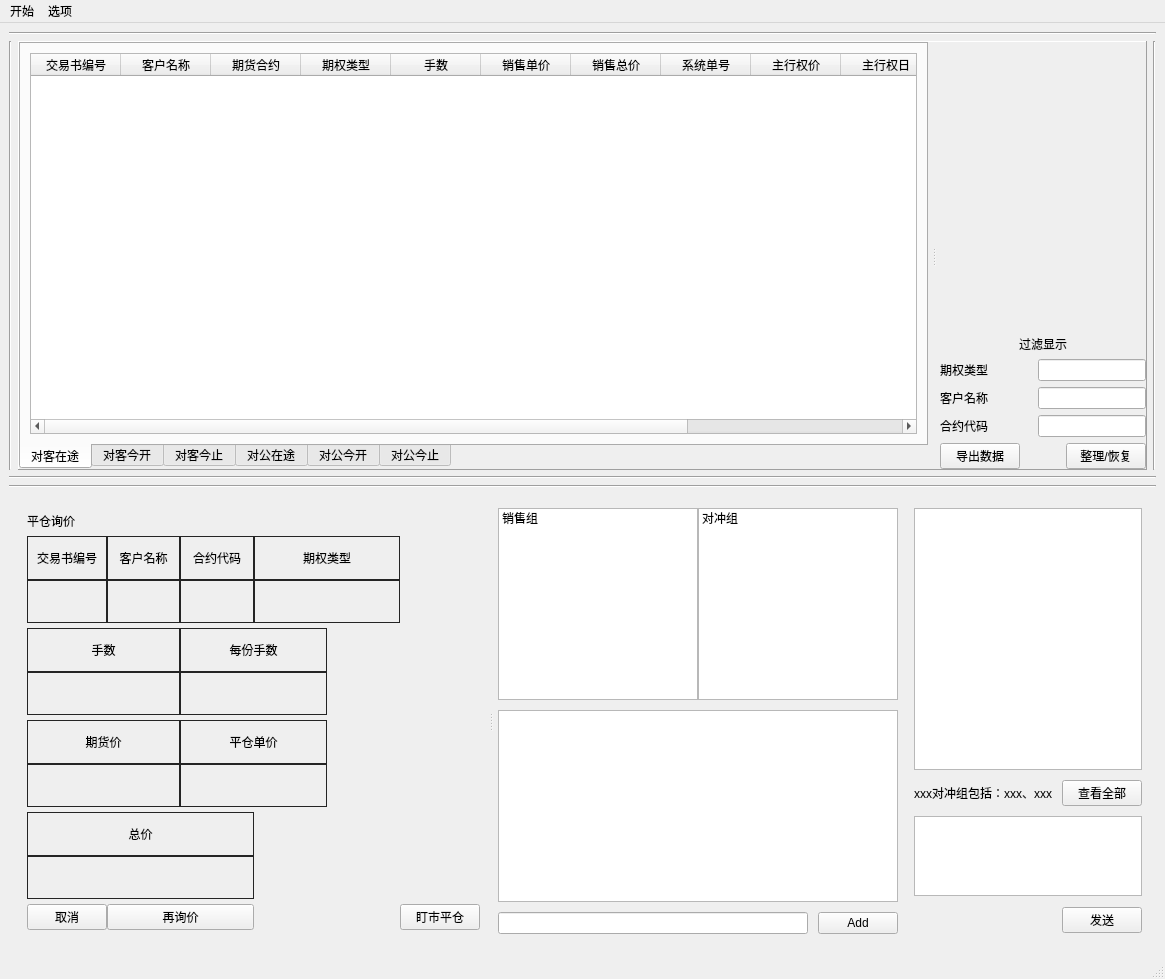
413180794/OptionDeal, file UI/mainWindow.ui: the form before one commit.
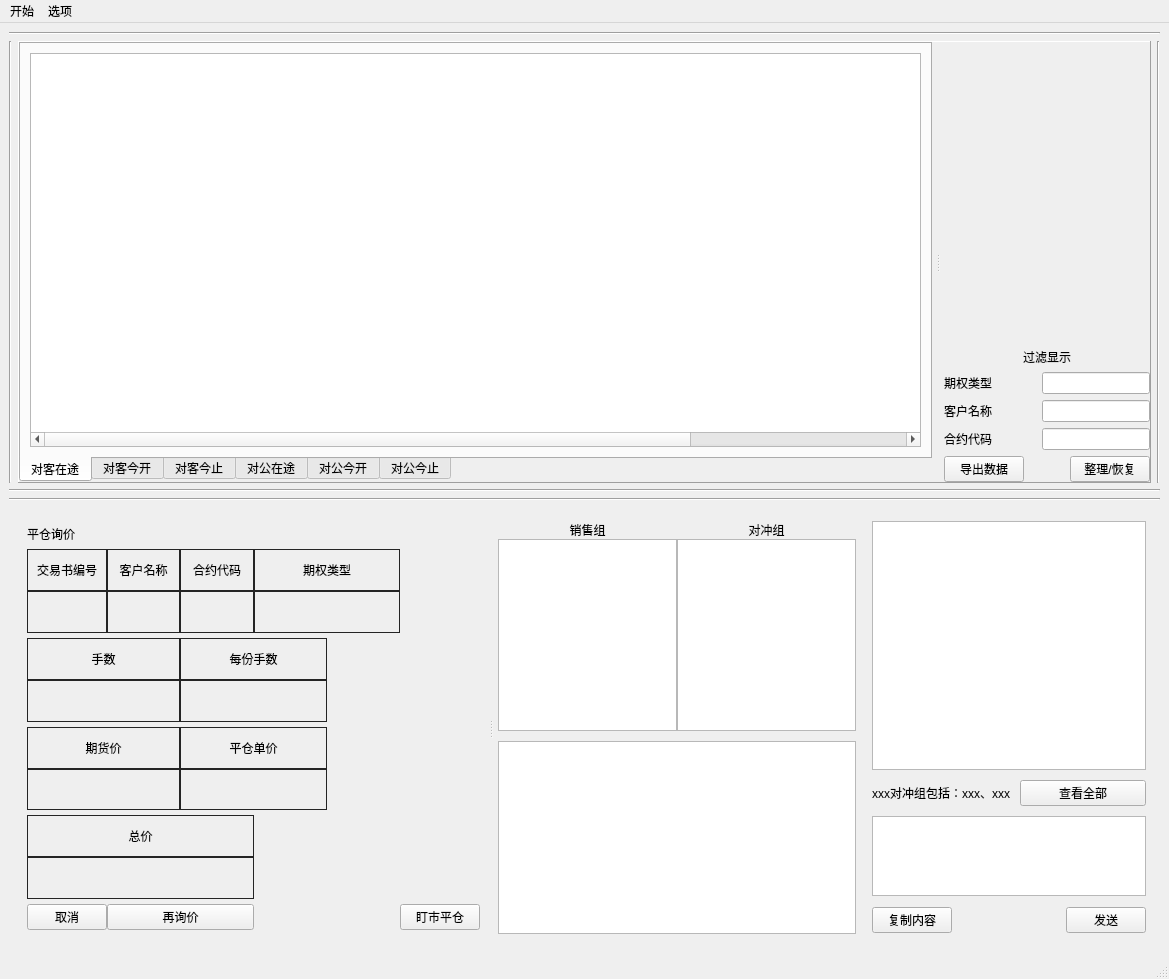
The form after the commit. The open tabs and pages were chosen to show the change.

What changed in the file:
```diff
--- a/UI/mainWindow.ui
+++ b/UI/mainWindow.ui
@@ -7,7 +7,7 @@
    <rect>
     <x>0</x>
     <y>0</y>
-    <width>1165</width>
+    <width>1169</width>
     <height>979</height>
    </rect>
   </property>
@@ -106,7 +106,7 @@
               <number>12</number>
              </property>
              <attribute name="horizontalHeaderVisible">
-              <bool>true</bool>
+              <bool>false</bool>
              </attribute>
              <attribute name="horizontalHeaderCascadingSectionResizes">
               <bool>false</bool>
@@ -3611,28 +3611,25 @@
                 <number>0</number>
                </property>
                <item>
-                <widget class="QListWidget" name="transaction_listWidget">
-                 <property name="sizePolicy">
-                  <sizepolicy hsizetype="Expanding" vsizetype="Expanding">
-                   <horstretch>0</horstretch>
-                   <verstretch>0</verstretch>
-                  </sizepolicy>
-                 </property>
-                 <property name="minimumSize">
-                  <size>
-                   <width>0</width>
-                   <height>0</height>
-                  </size>
+                <layout class="QVBoxLayout" name="verticalLayout_19">
+                 <property name="spacing">
+                  <number>0</number>
                  </property>
                  <item>
+                  <widget class="QLabel" name="label_7">
+                   <property name="styleSheet">
+                    <string notr="true"/>
+                   </property>
                   <property name="text">
                    <string>销售组</string>
                   </property>
-                 </item>
+                   <property name="alignment">
+                    <set>Qt::AlignCenter</set>
+                   </property>
                 </widget>
                </item>
                <item>
-                <widget class="QListWidget" name="hedge_listWidget">
+                  <widget class="QListWidget" name="transaction_listWidget">
                  <property name="sizePolicy">
                   <sizepolicy hsizetype="Expanding" vsizetype="Expanding">
                    <horstretch>0</horstretch>
@@ -3645,33 +3642,61 @@
                    <height>0</height>
                   </size>
                  </property>
+                   <property name="styleSheet">
+                    <string notr="true"/>
+                   </property>
+                   <property name="selectionMode">
+                    <enum>QAbstractItemView::ExtendedSelection</enum>
+                   </property>
+                  </widget>
+                 </item>
+                </layout>
+               </item>
                  <item>
+                <layout class="QVBoxLayout" name="verticalLayout_20">
+                 <property name="spacing">
+                  <number>0</number>
+                 </property>
+                 <item>
+                  <widget class="QLabel" name="label_10">
+                   <property name="styleSheet">
+                    <string notr="true"/>
+                   </property>
                   <property name="text">
                    <string>对冲组</string>
                   </property>
+                   <property name="alignment">
+                    <set>Qt::AlignCenter</set>
+                   </property>
+                  </widget>
                  </item>
-                </widget>
+                 <item>
+                  <widget class="QListWidget" name="hedge_listWidget">
+                   <property name="sizePolicy">
+                    <sizepolicy hsizetype="Expanding" vsizetype="Expanding">
+                     <horstretch>0</horstretch>
+                     <verstretch>0</verstretch>
+                    </sizepolicy>
+                   </property>
+                   <property name="minimumSize">
+                    <size>
+                     <width>0</width>
+                     <height>0</height>
+                    </size>
+                   </property>
+                   <property name="selectionMode">
+                    <enum>QAbstractItemView::ExtendedSelection</enum>
+                   </property>
+                  </widget>
+                 </item>
+                </layout>
                </item>
               </layout>
              </item>
              <item>
               <layout class="QVBoxLayout" name="verticalLayout_59">
                <item>
-                <widget class="QListWidget" name="listWidget_3"/>
-               </item>
-               <item>
-                <layout class="QHBoxLayout" name="horizontalLayout_17">
-                 <item>
-                  <widget class="QLineEdit" name="lineEdit_8"/>
-                 </item>
-                 <item>
-                  <widget class="QPushButton" name="btn_add_2">
-                   <property name="text">
-                    <string>Add</string>
-                   </property>
-                  </widget>
-                 </item>
-                </layout>
+                <widget class="QListWidget" name="show_users_listWidget"/>
                </item>
               </layout>
              </item>
@@ -3746,6 +3771,13 @@
              </item>
              <item>
               <layout class="QHBoxLayout" name="horizontalLayout_24">
+               <item>
+                <widget class="QPushButton" name="copy_msg_pushButton">
+                 <property name="text">
+                  <string>复制内容</string>
+                 </property>
+                </widget>
+               </item>
                <item>
                 <spacer name="horizontalSpacer_7">
                  <property name="orientation">
@@ -3784,7 +3816,7 @@
     <rect>
      <x>0</x>
      <y>0</y>
-     <width>1165</width>
+     <width>1169</width>
      <height>32</height>
     </rect>
    </property>
```
Left out of the diff: 10 changed lines with no effect on the pictures. Lines whose indentation alone changed are shown as unchanged.
